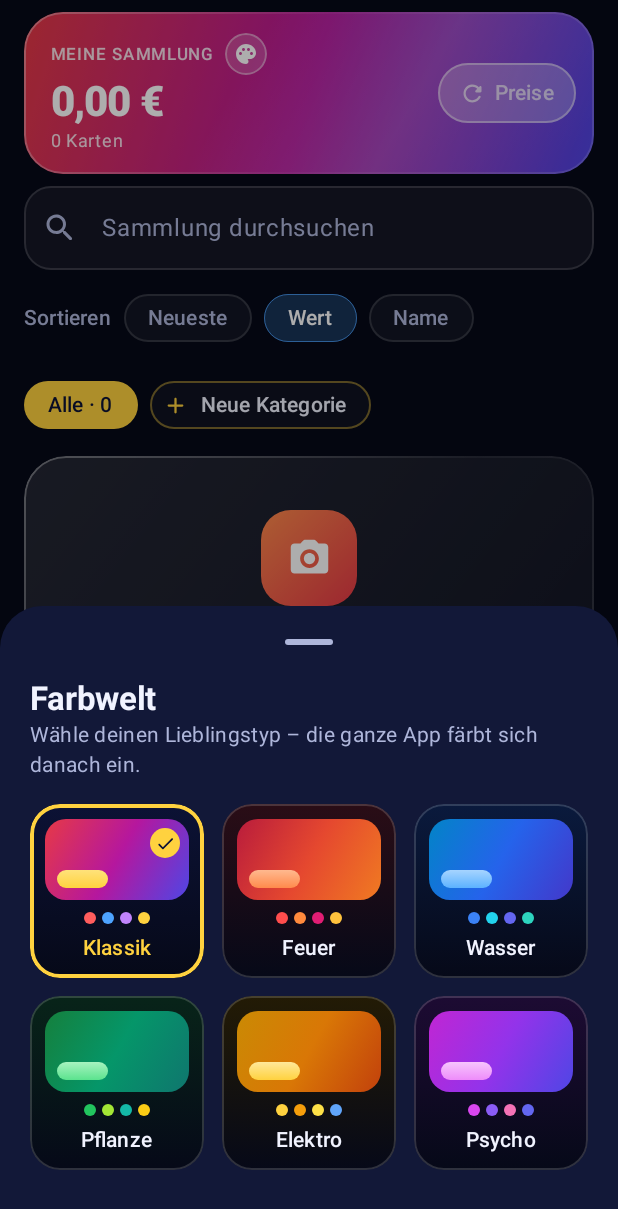
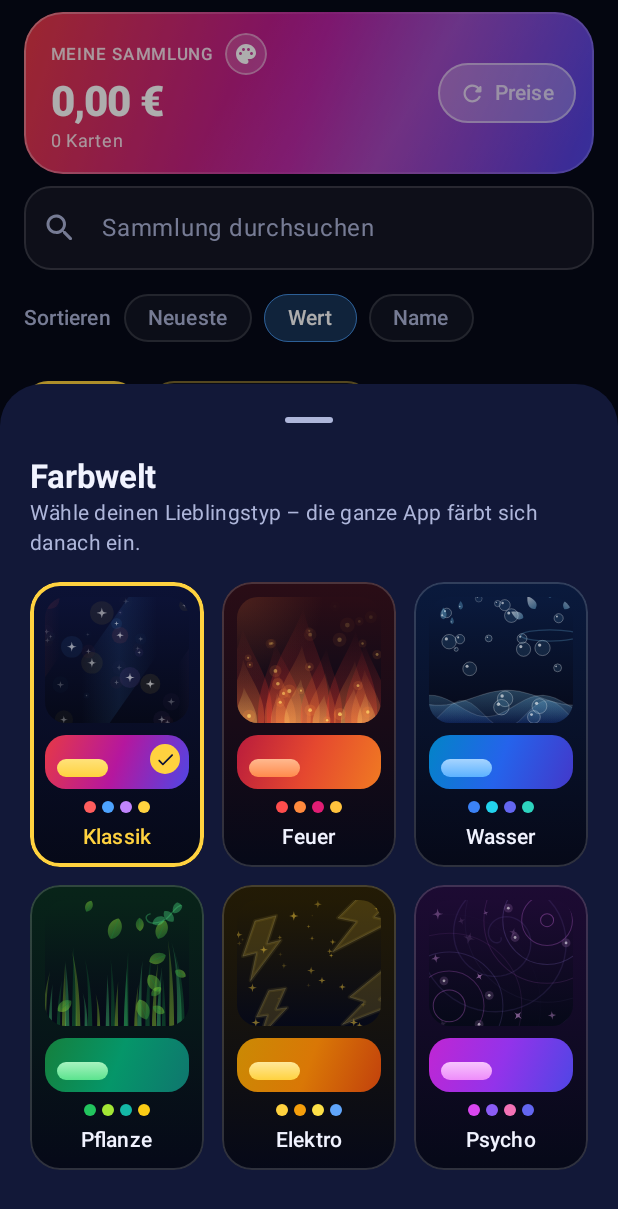
Before and after one commit to zeroxionlol/Cardscanner, an Android app built with Jetpack Compose: the composable CollectionScreen shown on its own in the app's theme, after a tap on "Farbwelt wählen", on a phone screen of 412 x 824 dp. Shown: the top 1209 px of the screen. Run offline under Robolectric (Android 15) with nearby library versions, the phone set to English and light mode, and no system bars; libraries missing offline, so code that uses them is left out: dev.chrisbanes.haze; pictures from the network do not load; 4 statements that could not run were skipped; 1 other tap on this screen came first.

Commit message:
Gemalte Motive je Farbwelt: Wellen, Flammen, Gras, Blitze, Wellenringe, Glitzer
Co-Authored-By: Claude Opus 5.5 <noreply@anthropic.com>
Claude-Session: https://claude.ai/code/session_01STuohoEVtu3o2221c5aBZ2

```diff
--- a/app/src/main/java/com/zeroxion/cardscanner/ui/Theme.kt
+++ b/app/src/main/java/com/zeroxion/cardscanner/ui/Theme.kt
@@ -151,7 +151,16 @@ fun Modifier.holoShimmer(): Modifier {
 @Composable
 fun AppBackground(modifier: Modifier = Modifier) {
     val theme = LocalTypeTheme.current
-    Canvas(modifier.fillMaxSize()) {
+    androidx.compose.foundation.layout.Box(modifier.fillMaxSize()) {
+        BackgroundGlows(theme)
+        // Gemalte Motive der Farbwelt (Wellen, Flammen, Blätter …)
+        TypeDecoration(theme)
+    }
+}
+
+@Composable
+private fun BackgroundGlows(theme: TypeTheme) {
+    Canvas(Modifier.fillMaxSize()) {
         drawRect(Brush.verticalGradient(listOf(theme.backgroundTop, Night, Color(0xFF070A1C))))
         val r = maxOf(size.width, size.height) * 0.55f
         val (a, b, c, d) = theme.glows
--- a/app/src/main/java/com/zeroxion/cardscanner/ui/ThemePicker.kt
+++ b/app/src/main/java/com/zeroxion/cardscanner/ui/ThemePicker.kt
@@ -1,6 +1,7 @@
 package com.zeroxion.cardscanner.ui
 
 import androidx.compose.animation.core.animateDpAsState
+import androidx.compose.foundation.Canvas
 import androidx.compose.foundation.background
 import androidx.compose.foundation.border
 import androidx.compose.foundation.clickable
@@ -51,6 +52,7 @@ fun ThemePickerSheet(
                 color = MaterialTheme.colorScheme.onSurfaceVariant,
             )
             Spacer(Modifier.height(16.dp))
+            val time = rememberArtTime()
             TypeTheme.entries.chunked(3).forEach { row ->
                 Row(
                     horizontalArrangement = Arrangement.spacedBy(12.dp),
@@ -59,6 +61,7 @@ fun ThemePickerSheet(
                     row.forEach { theme ->
                         ThemeTile(
                             theme = theme,
+                            time = { time.value },
                             selected = theme == current,
                             onClick = { onPick(theme) },
                             modifier = Modifier.weight(1f),
@@ -72,7 +75,7 @@ fun ThemePickerSheet(
 }
 
 @Composable
-private fun ThemeTile(theme: TypeTheme, selected: Boolean, onClick: () -> Unit, modifier: Modifier = Modifier) {
+private fun ThemeTile(theme: TypeTheme, time: () -> Float, selected: Boolean, onClick: () -> Unit, modifier: Modifier = Modifier) {
     val shape = RoundedCornerShape(20.dp)
     val ring by animateDpAsState(if (selected) 2.5.dp else 1.dp, label = "themeRing")
     Column(
@@ -87,11 +90,22 @@ private fun ThemeTile(theme: TypeTheme, selected: Boolean, onClick: () -> Unit,
             .padding(10.dp),
         horizontalAlignment = Alignment.CenterHorizontally,
     ) {
+        // Gemalte Motive der Farbwelt, verkleinert und animiert.
+        Canvas(
+            Modifier
+                .fillMaxWidth()
+                .height(84.dp)
+                .clip(RoundedCornerShape(14.dp))
+                .background(Brush.verticalGradient(listOf(theme.backgroundTop, Night))),
+        ) {
+            drawTypeArt(theme, time(), scale = 0.42f)
+        }
+        Spacer(Modifier.height(8.dp))
         // Mini-Vorschau: Wert-Kachel mit Akzent-Pille.
         Box(
             modifier = Modifier
                 .fillMaxWidth()
-                .height(54.dp)
+                .height(36.dp)
                 .clip(RoundedCornerShape(14.dp))
                 .background(theme.heroBrush),
             contentAlignment = Alignment.BottomStart,
--- /dev/null
+++ b/app/src/main/java/com/zeroxion/cardscanner/ui/TypeArt.kt
@@ -0,0 +1,511 @@
+package com.zeroxion.cardscanner.ui
+
+import androidx.compose.animation.core.LinearEasing
+import androidx.compose.animation.core.RepeatMode
+import androidx.compose.animation.core.animateFloat
+import androidx.compose.animation.core.infiniteRepeatable
+import androidx.compose.animation.core.rememberInfiniteTransition
+import androidx.compose.animation.core.tween
+import androidx.compose.foundation.Canvas
+import androidx.compose.foundation.layout.fillMaxSize
+import androidx.compose.runtime.Composable
+import androidx.compose.runtime.State
+import androidx.compose.ui.Modifier
+import androidx.compose.ui.geometry.Offset
+import androidx.compose.ui.geometry.Size
+import androidx.compose.ui.graphics.Brush
+import androidx.compose.ui.graphics.Color
+import androidx.compose.ui.graphics.Path
+import androidx.compose.ui.graphics.StrokeCap
+import androidx.compose.ui.graphics.StrokeJoin
+import androidx.compose.ui.graphics.drawscope.DrawScope
+import androidx.compose.ui.graphics.drawscope.Stroke
+import androidx.compose.ui.graphics.drawscope.rotate
+import androidx.compose.ui.graphics.drawscope.translate
+import kotlin.math.PI
+import kotlin.math.cos
+import kotlin.math.floor
+import kotlin.math.sin
+import kotlin.random.Random
+
+/*
+ * Eigene, frei gezeichnete Motive zu jeder Farbwelt – Wellen und Blasen, Flammen und Funken,
+ * Gräser und Blätter, Blitze, Wellenringe und Glitzer. Alles läuft in einer Schleife von
+ * 24 Sekunden, jede Bewegung macht darin ganze Umläufe, damit es nahtlos weiterläuft.
+ */
+
+private const val TWO_PI = (2 * PI).toFloat()
+
+private class Particle(
+    val x: Float,
+    val y: Float,
+    val size: Float,
+    val speed: Int,
+    val phase: Float,
+    val rot: Float,
+)
+
+private fun particles(seed: Int, count: Int): List<Particle> {
+    val r = Random(seed)
+    return List(count) {
+        Particle(
+            x = r.nextFloat(),
+            y = r.nextFloat(),
+            size = r.nextFloat(),
+            speed = 1 + r.nextInt(3),
+            phase = r.nextFloat(),
+            rot = r.nextFloat() * 360f,
+        )
+    }
+}
+
+private val Bubbles = particles(11, 20)
+private val Embers = particles(23, 26)
+private val Blades = particles(37, 46)
+private val Leaves = particles(41, 12)
+private val Sparks = particles(53, 28)
+private val Orbs = particles(67, 10)
+
+private fun frac(v: Float): Float = v - floor(v)
+private fun wave(t: Float, cycles: Int, phase: Float = 0f): Float = sin(TWO_PI * (t * cycles + phase))
+
+/** Zeitwert 0…1, der alle 24 Sekunden von vorn beginnt. */
+@Composable
+fun rememberArtTime(): State<Float> {
+    val transition = rememberInfiniteTransition(label = "typeArt")
+    return transition.animateFloat(
+        initialValue = 0f,
+        targetValue = 1f,
+        animationSpec = infiniteRepeatable(tween(24_000, easing = LinearEasing), RepeatMode.Restart),
+        label = "typeArtTime",
+    )
+}
+
+/** Animierte Motive der Farbwelt über die ganze Fläche (liegt hinter dem Inhalt). */
+@Composable
+fun TypeDecoration(theme: TypeTheme, modifier: Modifier = Modifier) {
+    val time = rememberArtTime()
+    Canvas(modifier.fillMaxSize()) {
+        drawTypeArt(theme, time.value)
+    }
+}
+
+/** Zeichnet die Motive; [scale] verkleinert sie für Vorschauen. */
+fun DrawScope.drawTypeArt(theme: TypeTheme, t: Float, scale: Float = 1f) {
+    val u = density * scale
+    when (theme) {
+        TypeTheme.WATER -> drawWater(t, u)
+        TypeTheme.FIRE -> drawFire(t, u)
+        TypeTheme.GRASS -> drawGrass(t, u)
+        TypeTheme.ELECTRIC -> drawElectric(t, u)
+        TypeTheme.PSYCHIC -> drawPsychic(t, u)
+        TypeTheme.CLASSIC -> drawSparkles(t, u, theme.glows)
+    }
+}
+
+// ---------------------------------------------------------------- Formen
+
+/** Tropfen, Spitze zeigt nach oben (vor dem Drehen). */
+private fun dropPath(s: Float) = Path().apply {
+    moveTo(0f, -s * 1.7f)
+    cubicTo(s * 0.9f, -s * 0.5f, s, s * 0.55f, 0f, s)
+    cubicTo(-s, s * 0.55f, -s * 0.9f, -s * 0.5f, 0f, -s * 1.7f)
+    close()
+}
+
+/** Blatt mit Spitzen oben und unten. */
+private fun leafPath(s: Float) = Path().apply {
+    moveTo(0f, -s)
+    cubicTo(s * 0.85f, -s * 0.55f, s * 0.75f, s * 0.6f, 0f, s)
+    cubicTo(-s * 0.75f, s * 0.6f, -s * 0.85f, -s * 0.55f, 0f, -s)
+    close()
+}
+
+/** Vierzackiger Glitzerstern. */
+private fun sparklePath(s: Float) = Path().apply {
+    val c = s * 0.16f
+    moveTo(0f, -s)
+    cubicTo(c, -c, c, -c, s, 0f)
+    cubicTo(c, c, c, c, 0f, s)
+    cubicTo(-c, c, -c, c, -s, 0f)
+    cubicTo(-c, -c, -c, -c, 0f, -s)
+    close()
+}
+
+/** Klassischer Zickzack-Blitz, Höhe [s]. */
+private fun boltPath(s: Float) = Path().apply {
+    val w = s * 0.55f
+    moveTo(w * 0.25f, -s / 2)
+    lineTo(w * 0.95f, -s / 2)
+    lineTo(w * 0.45f, -s * 0.06f)
+    lineTo(w * 0.9f, -s * 0.06f)
+    lineTo(-w * 0.35f, s / 2)
+    lineTo(w * 0.05f, s * 0.05f)
+    lineTo(-w * 0.4f, s * 0.05f)
+    close()
+}
+
+// ---------------------------------------------------------------- Wasser
+
+private fun DrawScope.drawWater(t: Float, u: Float) {
+    val w = size.width
+    val h = size.height
+    val deep = Color(0xFF2563EB)
+    val light = Color(0xFF7DD3FC)
+
+    // Drei Wellenschichten am unteren Rand, die gegeneinander laufen.
+    for (i in 0 until 3) {
+        val base = h * (0.80f + i * 0.065f)
+        val amp = (12f + i * 5f) * u
+        val length = w * (0.95f - i * 0.18f)
+        val dir = if (i % 2 == 0) 1 else -1
+        val shift = TWO_PI * t * (2 + i) * dir
+        val path = Path().apply {
+            moveTo(0f, h)
+            var x = 0f
+            while (x <= w + 8f) {
+                lineTo(x, base + amp * sin(TWO_PI * x / length + shift))
+                x += 6f
+            }
+            lineTo(w, h)
+            close()
+        }
+        drawPath(
+            path,
+            Brush.verticalGradient(
+                listOf(light.copy(alpha = 0.26f - i * 0.04f), deep.copy(alpha = 0.10f)),
+                startY = base - amp,
+                endY = h,
+            ),
+        )
+        // Schaumkante
+        val crest = Path().apply {
+            var x = 0f
+            moveTo(0f, base + amp * sin(shift))
+            while (x <= w + 8f) {
+                lineTo(x, base + amp * sin(TWO_PI * x / length + shift))
+                x += 6f
+            }
+        }
+        drawPath(crest, Color.White.copy(alpha = 0.18f - i * 0.04f), style = Stroke(1.6f * u, cap = StrokeCap.Round))
+    }
+
+    // Aufsteigende Luftblasen
+    Bubbles.forEach { p ->
+        val rise = frac(p.y + t * (p.speed + 1))
+        val y = h * (1.05f - rise * 1.15f)
+        val x = p.x * w + wave(t, 4, p.phase) * 10f * u
+        val r = (3f + p.size * 10f) * u
+        val fade = if (rise > 0.85f) (1f - rise) / 0.15f else 1f
+        drawCircle(light.copy(alpha = 0.10f * fade), r, Offset(x, y))
+        drawCircle(Color.White.copy(alpha = 0.38f * fade), r, Offset(x, y), style = Stroke(1.2f * u))
+        drawCircle(Color.White.copy(alpha = 0.6f * fade), r * 0.22f, Offset(x - r * 0.38f, y - r * 0.38f))
+    }
+
+    // Wasserspritzer oben rechts: Krone aus Tropfen über einem Ring
+    val center = Offset(w * 0.84f, h * 0.17f)
+    val bob = wave(t, 3) * 4f * u
+    drawOval(
+        light.copy(alpha = 0.22f),
+        topLeft = Offset(center.x - 46f * u, center.y + 18f * u),
+        size = Size(92f * u, 18f * u),
+        style = Stroke(2f * u),
+    )
+    val drops = listOf(-62f to 1.0f, -32f to 1.25f, 0f to 1.45f, 32f to 1.2f, 62f to 0.95f)
+    drops.forEachIndexed { i, (angle, reach) ->
+        val rad = Math.toRadians(angle.toDouble() - 90).toFloat()
+        val dist = (34f + reach * 18f) * u + if (i % 2 == 0) bob else -bob
+        val pos = Offset(center.x + cos(rad) * dist, center.y + 22f * u + sin(rad) * dist)
+        translate(pos.x, pos.y) {
+            rotate(angle, pivot = Offset.Zero) {
+                val s = (5f + reach * 3f) * u
+                drawPath(dropPath(s), Brush.verticalGradient(listOf(Color.White.copy(alpha = 0.55f), light.copy(alpha = 0.35f)), -s * 1.7f, s))
+            }
+        }
+    }
+    // Einzelne Tropfen links oben
+    listOf(Offset(0.10f, 0.12f) to 7f, Offset(0.22f, 0.07f) to 5f, Offset(0.16f, 0.22f) to 4f).forEachIndexed { i, (pos, s) ->
+        val y = h * pos.y + wave(t, 2, i * 0.3f) * 5f * u
+        translate(w * pos.x, y) {
+            drawPath(dropPath(s * u), light.copy(alpha = 0.3f))
+            drawCircle(Color.White.copy(alpha = 0.5f), s * u * 0.25f, Offset(-s * u * 0.3f, s * u * 0.1f))
+        }
+    }
+}
+
+// ---------------------------------------------------------------- Feuer
+
+private fun flamePath(cx: Float, baseY: Float, height: Float, width: Float, sway: Float) = Path().apply {
+    moveTo(cx - width / 2, baseY)
+    cubicTo(cx - width * 0.62f, baseY - height * 0.45f, cx - width * 0.1f + sway * 0.4f, baseY - height * 0.72f, cx + sway, baseY - height)
+    cubicTo(cx + width * 0.2f + sway * 0.4f, baseY - height * 0.66f, cx + width * 0.66f, baseY - height * 0.4f, cx + width / 2, baseY)
+    close()
+}
+
+private fun DrawScope.drawFire(t: Float, u: Float) {
+    val w = size.width
+    val h = size.height
+    val red = Color(0xFFFF3B30)
+    val orange = Color(0xFFFF8A3D)
+    val yellow = Color(0xFFFFD166)
+
+    // Flammenreihe am unteren Rand
+    val count = maxOf(6, (w / (70f * u)).toInt())
+    for (i in 0 until count) {
+        val p = Embers[i % Embers.size]
+        val cx = w * (i + 0.5f) / count + (p.x - 0.5f) * 24f * u
+        val flicker = 1f + 0.12f * wave(t, 18 + p.speed * 4, p.phase)
+        val height = (90f + p.size * 110f) * u * flicker
+        val width = height * 0.5f
+        val sway = wave(t, 6 + p.speed, p.phase) * 10f * u
+        val base = h + 6f * u
+        drawPath(
+            flamePath(cx, base, height, width, sway),
+            Brush.verticalGradient(listOf(red.copy(alpha = 0.0f), red.copy(alpha = 0.32f)), base - height, base),
+        )
+        drawPath(
+            flamePath(cx, base, height * 0.68f, width * 0.7f, sway * 0.8f),
+            Brush.verticalGradient(listOf(orange.copy(alpha = 0.05f), orange.copy(alpha = 0.36f)), base - height * 0.68f, base),
+        )
+        drawPath(
+            flamePath(cx, base, height * 0.4f, width * 0.42f, sway * 0.6f),
+            Brush.verticalGradient(listOf(yellow.copy(alpha = 0.1f), yellow.copy(alpha = 0.42f)), base - height * 0.4f, base),
+        )
+    }
+
+    // Aufsteigende Funken
+    Embers.forEach { p ->
+        val rise = frac(p.y + t * (p.speed + 2))
+        val y = h * (1.0f - rise * 0.95f)
+        val x = p.x * w + wave(t, 5, p.phase) * 16f * u * rise
+        val r = (1.4f + p.size * 2.4f) * u
+        val alpha = (1f - rise) * 0.85f
+        drawCircle(orange.copy(alpha = alpha * 0.25f), r * 3.2f, Offset(x, y))
+        drawCircle(yellow.copy(alpha = alpha), r, Offset(x, y))
+    }
+
+    // Wärmeglühen oben links
+    drawCircle(
+        Brush.radialGradient(listOf(orange.copy(alpha = 0.16f), Color.Transparent), Offset(0f, 0f), w * 0.6f),
+        radius = w * 0.6f,
+        center = Offset(0f, 0f),
+    )
+}
+
+// ---------------------------------------------------------------- Pflanze
+
+private fun DrawScope.drawGrass(t: Float, u: Float) {
+    val w = size.width
+    val h = size.height
+    val dark = Color(0xFF15803D)
+    val green = Color(0xFF4ADE80)
+    val lime = Color(0xFFA3E635)
+
+    // Grashalme, die im Wind schwingen
+    val count = maxOf(24, (w / (12f * u)).toInt())
+    for (i in 0 until count) {
+        val p = Blades[i % Blades.size]
+        val x = w * i / count + (p.x - 0.5f) * 10f * u
+        val height = (45f + p.size * 95f) * u
+        val sway = (wave(t, 3, x / w * 1.5f) * 0.7f + wave(t, 7, p.phase) * 0.3f) * 16f * u * (height / (140f * u))
+        val half = (2.2f + p.size * 1.8f) * u
+        val path = Path().apply {
+            moveTo(x - half, h)
+            cubicTo(x - half * 0.7f, h - height * 0.5f, x + sway * 0.5f, h - height * 0.82f, x + sway, h - height)
+            cubicTo(x + sway * 0.5f + half * 0.4f, h - height * 0.8f, x + half * 0.9f, h - height * 0.5f, x + half, h)
+            close()
+        }
+        val color = if (i % 3 == 0) lime else if (i % 3 == 1) green else dark
+        drawPath(path, Brush.verticalGradient(listOf(color.copy(alpha = 0.18f), color.copy(alpha = 0.42f)), h - height, h))
+    }
+
+    // Fallende Blätter
+    Leaves.forEach { p ->
+        val fall = frac(p.y + t * p.speed)
+        val y = -30f * u + fall * (h + 60f * u)
+        val x = p.x * w + wave(t, 3, p.phase) * 34f * u
+        val s = (9f + p.size * 9f) * u
+        val angle = p.rot + t * 360f * p.speed + wave(t, 4, p.phase) * 35f
+        translate(x, y) {
+            rotate(angle, pivot = Offset.Zero) {
+                drawPath(leafPath(s), Brush.linearGradient(listOf(lime.copy(alpha = 0.5f), dark.copy(alpha = 0.45f)), Offset(-s, -s), Offset(s, s)))
+                drawLine(dark.copy(alpha = 0.5f), Offset(0f, -s * 0.85f), Offset(0f, s * 0.9f), strokeWidth = 1.1f * u)
+            }
+        }
+    }
+
+    // Ranke oben rechts
+    val vine = Path().apply {
+        moveTo(w, h * 0.02f)
+        cubicTo(w * 0.86f, h * 0.05f, w * 0.9f, h * 0.15f, w * 0.78f, h * 0.18f)
+        cubicTo(w * 0.7f, h * 0.2f, w * 0.68f, h * 0.12f, w * 0.73f, h * 0.11f)
+    }
+    drawPath(vine, green.copy(alpha = 0.32f), style = Stroke(2.2f * u, cap = StrokeCap.Round))
+    listOf(Offset(0.92f, 0.06f) to 30f, Offset(0.86f, 0.13f) to -40f, Offset(0.79f, 0.165f) to 70f).forEachIndexed { i, (pos, a) ->
+        translate(w * pos.x, h * pos.y) {
+            rotate(a + wave(t, 4, i * 0.2f) * 6f, pivot = Offset.Zero) {
+                drawPath(leafPath(11f * u), green.copy(alpha = 0.38f))
+            }
+        }
+    }
+}
+
+// ---------------------------------------------------------------- Elektro
+
+private fun DrawScope.drawElectric(t: Float, u: Float) {
+    val w = size.width
+    val h = size.height
+    val yellow = Color(0xFFFFD23F)
+    val white = Color(0xFFFFF7CC)
+
+    // Große Blitze, die immer wieder aufleuchten
+    val bolts = listOf(
+        Triple(Offset(0.82f, 0.14f), 120f, 12f),
+        Triple(Offset(0.12f, 0.40f), 90f, -14f),
+        Triple(Offset(0.88f, 0.78f), 100f, 18f),
+        Triple(Offset(0.20f, 0.90f), 70f, -8f),
+    )
+    bolts.forEachIndexed { i, (pos, s, angle) ->
+        val beat = frac(t * (5 + i) + i * 0.27f)
+        val flash = when {
+            beat < 0.04f -> 1f
+            beat < 0.07f -> 0.3f
+            beat < 0.10f -> 0.8f
+            else -> 0f
+        }
+        val alpha = 0.16f + flash * 0.5f
+        translate(w * pos.x, h * pos.y) {
+            rotate(angle, pivot = Offset.Zero) {
+                val path = boltPath(s * u)
+                if (flash > 0f) drawCircle(yellow.copy(alpha = 0.12f * flash), s * u, Offset.Zero)
+                drawPath(path, yellow.copy(alpha = alpha * 0.5f), style = Stroke(6f * u, join = StrokeJoin.Round))
+                drawPath(path, yellow.copy(alpha = alpha))
+                drawPath(path, white.copy(alpha = alpha * 0.9f), style = Stroke(1.2f * u, join = StrokeJoin.Round))
+            }
+        }
+    }
+
+    // Knisternde Entladung quer über den oberen Rand
+    val step = floor(t * 40f)
+    val beat = frac(t * 40f)
+    if (beat < 0.35f) {
+        val r = Random(step.toInt())
+        val startY = h * (0.05f + r.nextFloat() * 0.2f)
+        val path = Path().apply {
+            moveTo(0f, startY)
+            var x = 0f
+            var y = startY
+            while (x < w) {
+                x += (14f + r.nextFloat() * 26f) * u
+                y += (r.nextFloat() - 0.5f) * 30f * u
+                lineTo(x, y)
+            }
+        }
+        val a = (0.35f - beat) / 0.35f * 0.4f
+        drawPath(path, yellow.copy(alpha = a * 0.4f), style = Stroke(5f * u, join = StrokeJoin.Round))
+        drawPath(path, white.copy(alpha = a), style = Stroke(1.3f * u, join = StrokeJoin.Round))
+    }
+
+    // Funken
+    Sparks.forEach { p ->
+        val tw = (wave(t, 10 + p.speed * 3, p.phase) + 1f) / 2f
+        val s = (3f + p.size * 5f) * u * (0.6f + tw * 0.4f)
+        translate(p.x * w, p.y * h) {
+            drawPath(sparklePath(s), yellow.copy(alpha = 0.15f + tw * 0.35f))
+        }
+    }
+}
+
+// ---------------------------------------------------------------- Psycho
+
+private fun DrawScope.drawPsychic(t: Float, u: Float) {
+    val w = size.width
+    val h = size.height
+    val pink = Color(0xFFF0ABFC)
+    val violet = Color(0xFFA78BFA)
+    val magenta = Color(0xFFE879F9)
+
+    // Sich ausbreitende Wellenringe an zwei Punkten
+    listOf(Offset(w * 0.82f, h * 0.16f), Offset(w * 0.14f, h * 0.84f)).forEachIndexed { c, center ->
+        for (i in 0 until 5) {
+            val f = frac(i / 5f + t * 3 + c * 0.1f)
+            val r = f * 150f * u
+            drawCircle(
+                (if (i % 2 == 0) magenta else violet).copy(alpha = (1f - f) * 0.35f),
+                r,
+                center,
+                style = Stroke(1.6f * u),
+            )
+        }
+        // Kreisende Lichtkugeln
+        for (i in 0 until 5) {
+            val angle = TWO_PI * (t * (2 + c) + i / 5f) * (if (c == 0) 1 else -1)
+            val rx = 70f * u
+            val ry = 40f * u
+            val pos = Offset(center.x + cos(angle) * rx, center.y + sin(angle) * ry)
+            drawCircle(pink.copy(alpha = 0.15f), 7f * u, pos)
+            drawCircle(Color.White.copy(alpha = 0.55f), 2.2f * u, pos)
+        }
+    }
+
+    // Langsam drehende Spirale in der Mitte oben
+    translate(w * 0.5f, h * 0.3f) {
+        rotate(t * 360f * 2, pivot = Offset.Zero) {
+            val spiral = Path().apply {
+                moveTo(0f, 0f)
+                var a = 0f
+                while (a < TWO_PI * 3.2f) {
+                    val r = a * 9f * u
+                    lineTo(cos(a) * r, sin(a) * r)
+                    a += 0.12f
+                }
+            }
+            drawPath(spiral, violet.copy(alpha = 0.10f), style = Stroke(2.2f * u, cap = StrokeCap.Round))
+        }
+    }
+
+    // Funkelnde Sterne
+    Orbs.forEach { p ->
+        val tw = (wave(t, 6 + p.speed * 2, p.phase) + 1f) / 2f
+        val s = (4f + p.size * 6f) * u
+        val y = p.y * h + wave(t, 2, p.phase) * 8f * u
+        translate(p.x * w, y) {
+            rotate(p.rot, pivot = Offset.Zero) {
+                drawPath(sparklePath(s), pink.copy(alpha = 0.12f + tw * 0.4f))
+            }
+        }
+    }
+}
+
+// ---------------------------------------------------------------- Klassik
+
+private fun DrawScope.drawSparkles(t: Float, u: Float, colors: List<Color>) {
+    val w = size.width
+    val h = size.height
+
+    // Holo-Lichtstreifen, die langsam schräg durchziehen
+    for (i in 0 until 3) {
+        val x = (frac(t * (1 + i) + i * 0.33f) * 1.6f - 0.3f) * w
+        drawLine(
+            Brush.linearGradient(
+                listOf(Color.Transparent, colors[i % colors.size].copy(alpha = 0.10f), Color.Transparent),
+                start = Offset(x - 60f * u, 0f),
+                end = Offset(x + 60f * u, 0f),
+            ),
+            start = Offset(x - h * 0.35f, h),
+            end = Offset(x + h * 0.35f, 0f),
+            strokeWidth = 90f * u,
+        )
+    }
+
+    // Funkelnde Sterne in den Typfarben
+    Sparks.forEachIndexed { i, p ->
+        val tw = (wave(t, 8 + p.speed * 3, p.phase) + 1f) / 2f
+        val s = (3f + p.size * 7f) * u * (0.5f + tw * 0.5f)
+        val color = colors[i % colors.size]
+        translate(p.x * w, p.y * h) {
+            drawCircle(color.copy(alpha = 0.08f * tw), s * 2.2f, Offset.Zero)
+            drawPath(sparklePath(s), Color.White.copy(alpha = 0.12f + tw * 0.45f))
+        }
+    }
+}
```
Also changed, not shown: 2 other files.
